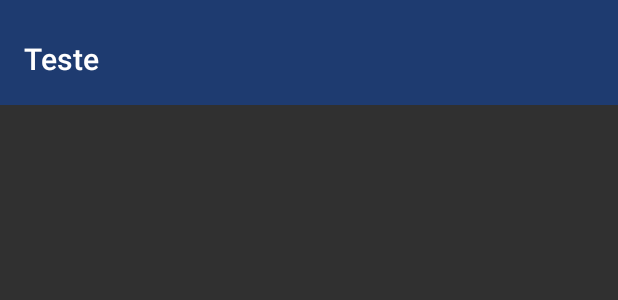
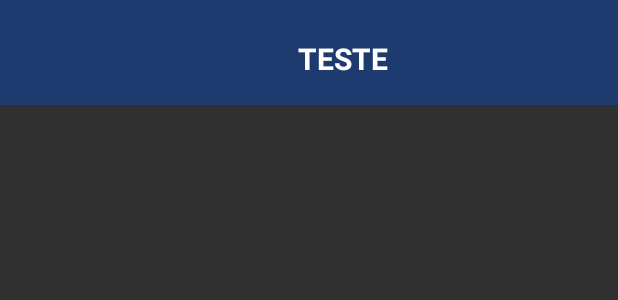
Before and after one commit to giovanijfc/Rtc-currency, an Android app: the layout component_toolbar_search.xml on its own in the app's theme, with its tools: preview values and no code run, on a phone screen of 412 x 824 dp. Shown: the top 300 px of the screen. Run offline under Robolectric (Android 15) with nearby library versions, the light colour scheme and no system bars.

Commit message:
Adds title in mid and recorganized layout

```diff
--- a/app/src/main/java/com/example/rtc_currency/ui/view/BaseActivity.kt
+++ b/app/src/main/java/com/example/rtc_currency/ui/view/BaseActivity.kt
@@ -2,11 +2,13 @@ package com.example.rtc_currency.ui.view
 
 import androidx.appcompat.app.AppCompatActivity
 import androidx.appcompat.widget.Toolbar
+import com.example.rtc_currency.R
+import kotlinx.android.synthetic.main.component_toolbar_search.view.*
 
 open class BaseActivity : AppCompatActivity() {
 
     fun setToolbar(toolbar: Toolbar, textTitle: String) {
-        toolbar.title = textTitle
+        toolbar.text_title.text = textTitle
         setSupportActionBar(toolbar)
     }
 }
--- a/app/src/main/res/layout/component_toolbar_search.xml
+++ b/app/src/main/res/layout/component_toolbar_search.xml
@@ -11,4 +11,15 @@
     android:gravity="center"
     app:titleTextColor="@color/white">
 
+    <com.example.rtc_currency.components.RTCTextBold
+        android:id="@+id/text_title"
+        android:layout_width="match_parent"
+        android:layout_height="match_parent"
+        android:textSize="@dimen/high_font"
+        android:textColor="@color/white"
+        android:gravity="center"
+        android:paddingLeft="@dimen/huge_padding"
+        android:paddingTop="-8dp"
+        android:text="TESTE"/>
+
 </androidx.appcompat.widget.Toolbar>
```
